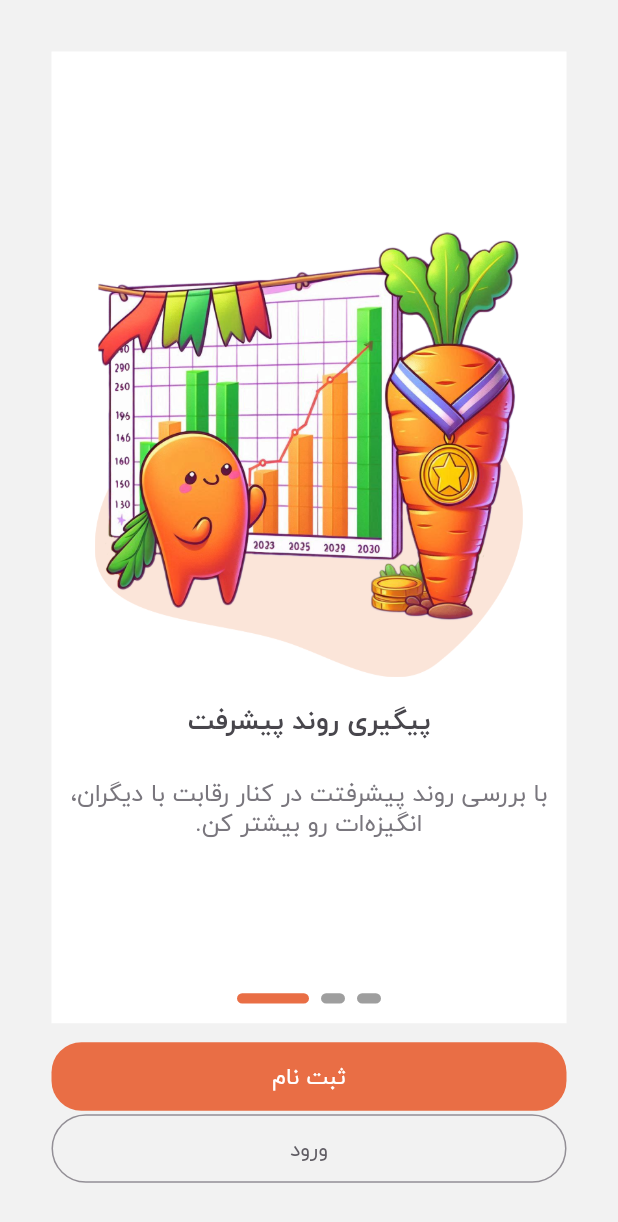
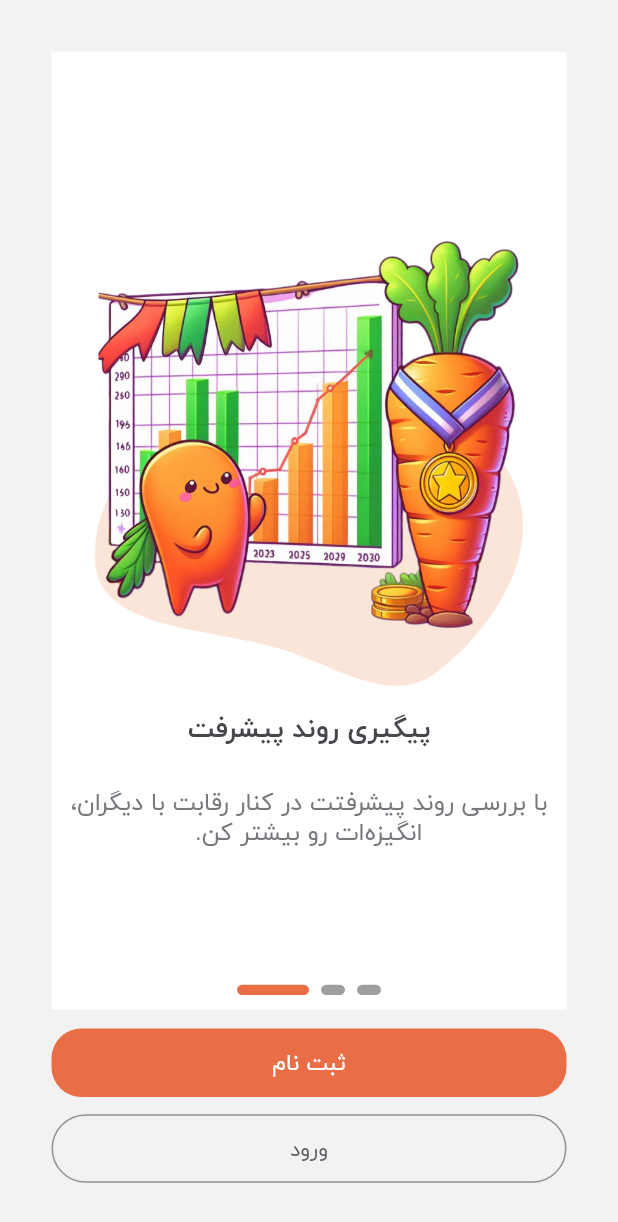
Before and after one commit to Fateme-Aghababaei/karat_habit_tracker_app, a Flutter app: the screen it shows after launch, swiped to page 3, on a phone screen of 412 x 824 dp. Shown: the top 1222 px of the screen. Run offline on Flutter 3.47's test engine with Material 3 defaults, Android fonts, the phone set to English and light mode, and no system bars; drawn by our look-alikes of smooth_page_indicator; our stand-ins replace flutter_screenutil, get.

Commit message:
fix onboarding btn

```diff
--- a/lib/view/onboarding_screens/onboarding_screen.dart
+++ b/lib/view/onboarding_screens/onboarding_screen.dart
@@ -86,7 +86,7 @@ class _onBoardingScreenState extends State<onBoardingScreen> {
                       style: Theme.of(context).textTheme.displaySmall,
                       //  overflow: TextOverflow.ellipsis,
                       textAlign: TextAlign.center),
-                  SizedBox(height: 90.0.r),
+                  SizedBox(height: 80.0.r),
                   SmoothPageIndicator(
                     controller: _pageController,
                     count: 3,
@@ -120,6 +120,7 @@ class _onBoardingScreenState extends State<onBoardingScreen> {
           },
           child: const Text('ثبت نام'),
         ),
+        SizedBox(height: 8.0.r),
         OutlinedButton(
           style: ElevatedButton.styleFrom(
               minimumSize: Size(double.maxFinite, 40.0.r)),
```
